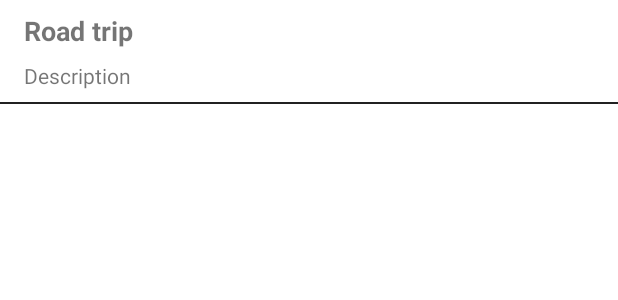
After one commit to wilksyz/GoodCount, an Android app: the layout recyclerview_activity_main.xml on its own in the app's theme, with its tools: preview values and no code run, on a phone screen of 412 x 824 dp. The commit adds this screen. Shown: the top 300 px of the screen. Run offline under Robolectric (Android 15) with nearby library versions, the phone set to English and light mode, and no system bars.

Commit message:
Add recyclerView in MainFragment

```diff
--- /dev/null
+++ b/app/src/main/res/drawable/ic_add.xml
@@ -0,0 +1,5 @@
+<vector android:height="24dp" android:tint="#FFFFFF"
+    android:viewportHeight="24.0" android:viewportWidth="24.0"
+    android:width="24dp" xmlns:android="http://schemas.android.com/apk/res/android">
+    <path android:fillColor="#FF000000" android:pathData="M19,13h-6v6h-2v-6H5v-2h6V5h2v6h6v2z"/>
+</vector>
--- /dev/null
+++ b/app/src/main/res/layout/recyclerview_activity_main.xml
@@ -0,0 +1,34 @@
+<?xml version="1.0" encoding="utf-8"?>
+<androidx.constraintlayout.widget.ConstraintLayout xmlns:android="http://schemas.android.com/apk/res/android"
+                                                   xmlns:app="http://schemas.android.com/apk/res-auto"
+                                                   xmlns:tools="http://schemas.android.com/tools"
+                                                   android:orientation="vertical"
+                                                   android:layout_width="match_parent"
+                                                   android:layout_height="wrap_content">
+
+    <TextView
+            android:layout_width="0dp"
+            android:layout_height="wrap_content"
+            android:id="@+id/main_view_holder_tittle_textView" app:layout_constraintStart_toStartOf="parent"
+            android:layout_marginStart="16dp"
+            app:layout_constraintEnd_toEndOf="parent" android:layout_marginEnd="16dp"
+            app:layout_constraintTop_toTopOf="parent" tools:text="Road trip" android:textStyle="bold"
+            app:autoSizeTextType="uniform" android:textSize="18sp" android:layout_marginTop="8dp"/>
+    <TextView
+            android:layout_width="0dp"
+            android:layout_height="wrap_content"
+            android:id="@+id/main_view_holder_description_textView" android:layout_marginStart="16dp"
+            app:layout_constraintTop_toBottomOf="@+id/main_view_holder_tittle_textView"
+            app:layout_constraintStart_toStartOf="parent"
+            app:layout_constraintEnd_toEndOf="parent" android:layout_marginEnd="16dp" android:layout_marginTop="8dp"
+            tools:text="Description" android:paddingBottom="8dp"/>
+    <View
+            android:id="@+id/view2"
+            android:layout_width="0dp"
+            android:layout_height="1dp"
+            android:background="@color/common_google_signin_btn_text_light_pressed"
+            app:layout_constraintBottom_toBottomOf="parent"
+            app:layout_constraintEnd_toEndOf="parent"
+            app:layout_constraintTop_toBottomOf="@+id/main_view_holder_description_textView"
+            app:layout_constraintStart_toStartOf="parent"/>
+</androidx.constraintlayout.widget.ConstraintLayout>
```
Also changed, not shown: app/src/main/java/com/antoine/goodCount/ui/main/MainFragment.kt (+17 -8 lines), app/src/main/java/com/antoine/goodCount/ui/main/MainViewModel.kt (+9 -3 lines), app/src/main/java/com/antoine/goodCount/ui/main/recyclerview/MainRecyclerViewAdapter.kt (added, +32 -0 lines), app/src/main/java/com/antoine/goodCount/ui/main/recyclerview/MainRecyclerViewHolder.kt (added, +14 -0 lines), app/src/main/res/layout/activity_sign_in.xml (+5 -2 lines), app/src/main/res/layout/fragment_main.xml (+23 -13 lines).
